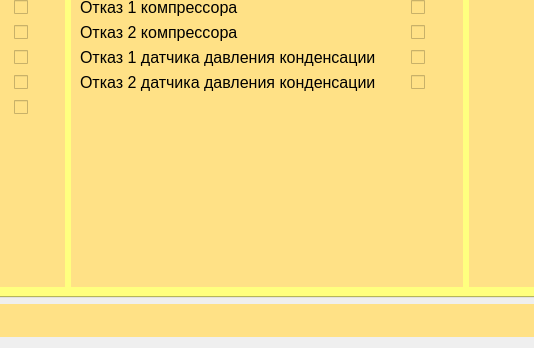
Qt form train_imitator.ui (victocryl/train_imitator) before a commit; both pictures show x 387 to 921 and y 464 to 812 of the 1282 by 812 pixel window.
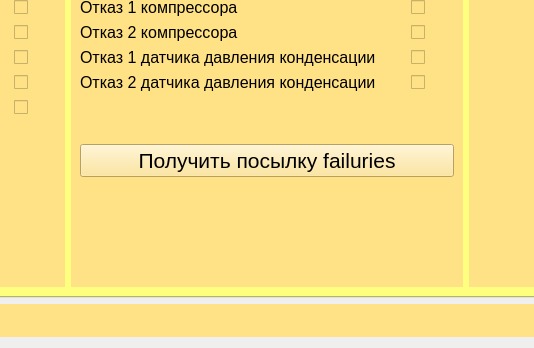
The same form after that commit. The open tabs and pages were chosen to show the change.

Commit message: обработка массива rx_failuries[8], вкладка Отказы

What changed in the file:
```diff
--- a/train_imitator.ui
+++ b/train_imitator.ui
@@ -4977,6 +4977,31 @@
             </item>
            </layout>
           </item>
+          <item>
+           <spacer name="verticalSpacer_4">
+            <property name="orientation">
+             <enum>Qt::Vertical</enum>
+            </property>
+            <property name="sizeHint" stdset="0">
+             <size>
+              <width>20</width>
+              <height>40</height>
+             </size>
+            </property>
+           </spacer>
+          </item>
+          <item>
+           <widget class="QPushButton" name="pushButton_3">
+            <property name="font">
+             <font>
+              <pointsize>16</pointsize>
+             </font>
+            </property>
+            <property name="text">
+             <string>Получить посылку failuries</string>
+            </property>
+           </widget>
+          </item>
           <item>
            <spacer name="verticalSpacer_7">
             <property name="orientation">
```
Left out of the diff: 2 changed lines with no effect on the pictures. The commit also changes 3 other files.
